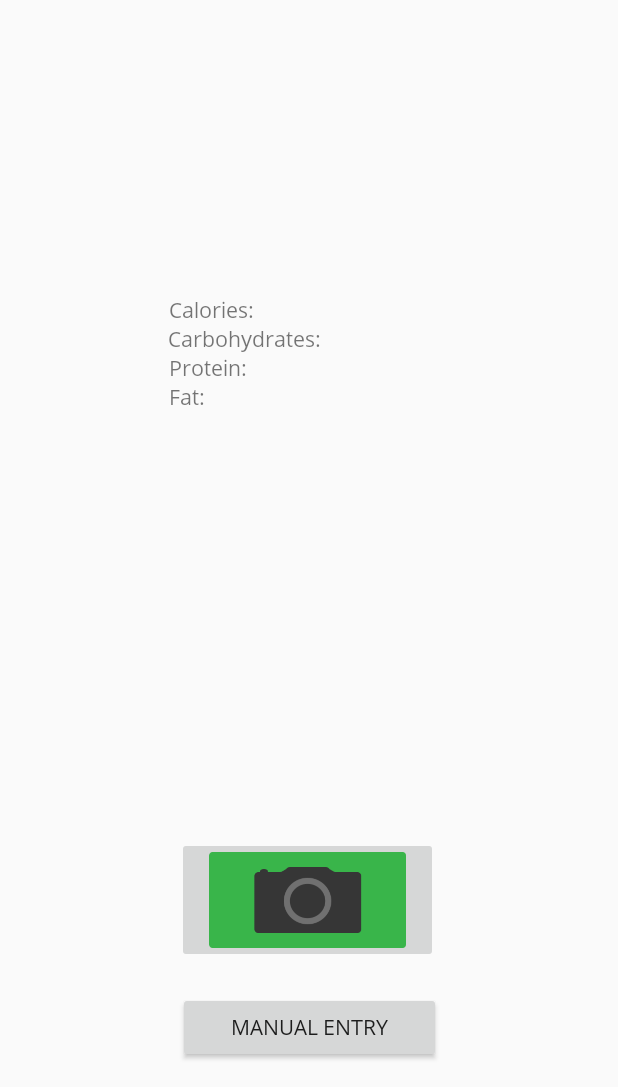
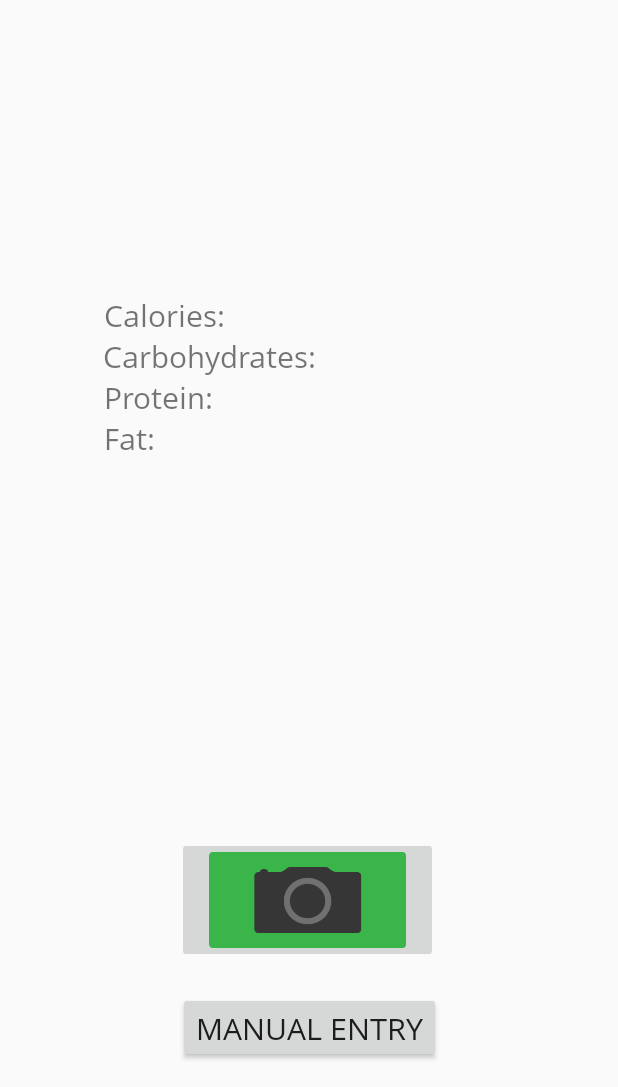
Before and after one commit to lkaicher/HealthHack2020, an Android app: the screen it shows after launch (MainActivity), on a phone screen of 412 x 824 dp, the part 149-1236 px from its top. Run offline under Robolectric (Android 15) with nearby library versions, the phone set to English and light mode, and no system bars; libraries missing offline, so code that uses them is left out: com.google.zxing.integration.

Commit message:
Changed font size of text in the app

```diff
--- a/app/src/main/res/layout/activity_main.xml
+++ b/app/src/main/res/layout/activity_main.xml
@@ -53,7 +53,7 @@
         android:layout_height="47dp"
         android:layout_marginBottom="16dp"
         android:fontFamily="@font/open_sans"
-
+        android:textSize="20sp"
         android:text="Manual Entry"
         app:layout_constraintBottom_toBottomOf="parent"
         app:layout_constraintEnd_toEndOf="parent"
@@ -65,6 +65,7 @@
         android:layout_height="wrap_content"
         android:layout_marginTop="296dp"
         android:ems="10"
+        android:textSize="20sp"
         android:inputType="textPersonName"
         android:text="Calories:"
         android:fontFamily="@font/open_sans"
@@ -78,6 +79,7 @@
         android:layout_width="wrap_content"
         android:layout_height="wrap_content"
         android:ems="10"
+        android:textSize="20sp"
         android:inputType="textPersonName"
         android:text="Fat:"
         android:fontFamily="@font/open_sans"
@@ -93,6 +95,7 @@
         android:layout_width="wrap_content"
         android:layout_height="wrap_content"
         android:ems="10"
+        android:textSize="20sp"
         android:inputType="textPersonName"
         android:text="Protein:"
         android:fontFamily="@font/open_sans"
@@ -106,6 +109,7 @@
         android:layout_width="wrap_content"
         android:layout_height="wrap_content"
         android:ems="10"
+        android:textSize="20sp"
         android:fontFamily="@font/open_sans"
         android:inputType="textPersonName"
         android:text="Carbohydrates:"
```
